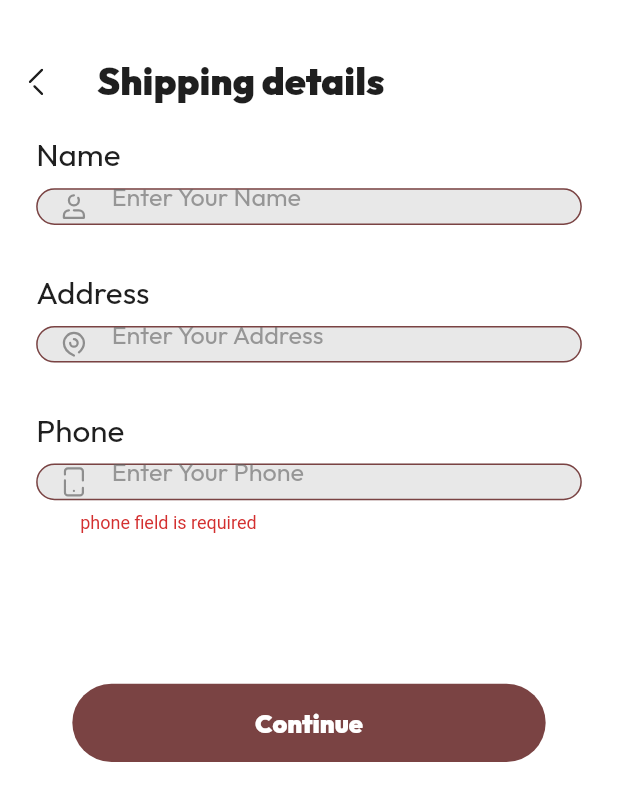
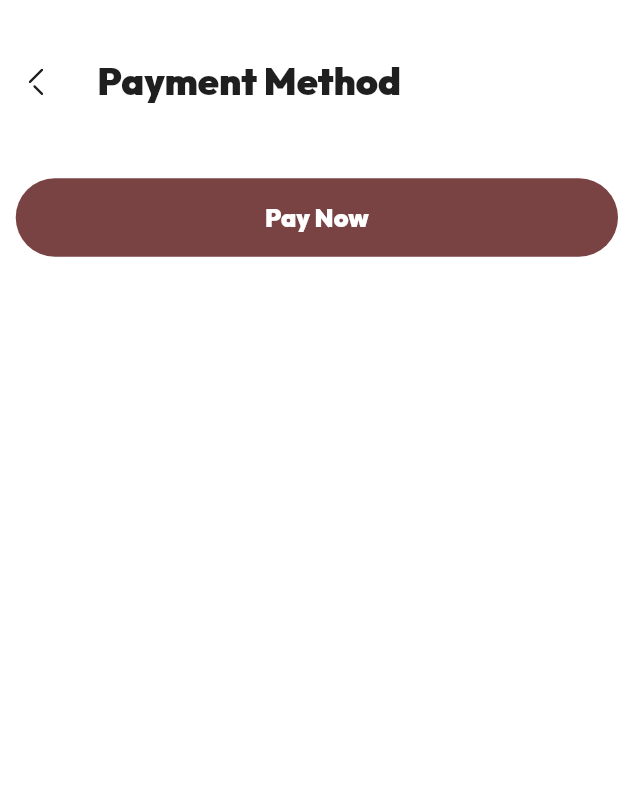
Before and after one commit to fatmaahmed751/Je-t-aime, a Flutter app: the screen it shows after launch, after a tap on "Continue", on a phone screen of 412 x 824 dp. Shown: the top 801 px of the screen. Run offline on Flutter 3.47's test engine with Material 3 defaults, Android fonts, the phone set to English and light mode, and no system bars; our stand-ins replace dartz, equatable, flutter_screenutil, flutter_svg, fluttertoast, gap and 9 more; missing offline and left inert: ansicolor, smart_auth; statements that could not run were skipped; project files that could hold a hidden picture were left out.

Commit message:
shipping_details

```diff
--- /dev/null
+++ b/lib/Modules/Payment/payment_controller.dart
@@ -0,0 +1,48 @@
+import 'package:flutter/cupertino.dart';
+import 'package:mvc_pattern/mvc_pattern.dart';
+
+
+
+class PaymentController extends ControllerMVC {
+// singleton
+  factory PaymentController() {
+    _this ??= PaymentController._();
+    return _this!;
+  }
+
+  static PaymentController? _this;
+
+  PaymentController._();
+
+  bool loading = false,autoValidate = false;
+
+  int selectedMethod = 0;
+
+  @override
+  void initState() {
+    super.initState();
+  }
+
+  void selectPaymentMethod(int method) {
+    if (selectedMethod == method) {
+      selectedMethod = 0; // Deselect if already selected
+    } else {
+      selectedMethod = method; // Select the chosen method
+    }
+    setState(() {}); // Trigger the UI to update
+  }
+
+  init() {
+
+  }
+
+  @override
+  void dispose() {
+    super.dispose();
+  }
+
+  void onPaymentSuccess(BuildContext ctx) async {
+
+  }
+
+}
--- /dev/null
+++ b/lib/Modules/Payment/payment_screen.dart
@@ -0,0 +1,65 @@
+import 'package:flutter/material.dart';
+import 'package:flutter_screenutil/flutter_screenutil.dart';
+import 'package:flutter_svg/svg.dart';
+import 'package:gap/gap.dart';
+import 'package:je_t_aime/Modules/Payment/payment_controller.dart';
+import 'package:je_t_aime/core/Language/locales.dart';
+import 'package:mvc_pattern/mvc_pattern.dart';
+import '../../Utilities/strings.dart';
+import '../../Widgets/custom_app_bar_widget.dart';
+import '../../Widgets/custom_button_widget.dart';
+import '../../Widgets/loading_screen.dart';
+import '../../generated/assets.dart';
+
+class PaymentScreen extends StatefulWidget {
+  static const routeName = "PaymentScreen";
+  const PaymentScreen({super.key});
+
+  @override
+  createState() => PaymentScreenState();
+}
+
+class PaymentScreenState extends StateMVC<PaymentScreen> {
+  PaymentScreenState() : super(PaymentController()) {
+    con = PaymentController();
+  }
+
+  late PaymentController con;
+  final GlobalKey<FormState> _formKey = GlobalKey();
+
+  @override
+  Widget build(BuildContext context) {
+    return Scaffold(
+      appBar: CustomAppBarWidget.detailsScreen(
+        title: Strings.paymentMethod.tr,
+        icon: "",
+      ),
+      body: LoadingScreen(
+        loading: con.loading,
+        child: Form(
+    key: _formKey,
+    autovalidateMode: con.autoValidate
+    ? AutovalidateMode.always
+        : AutovalidateMode.disabled,
+          child: SafeArea(
+            child: Padding(
+              padding: EdgeInsetsDirectional.only(top: 30.h, bottom: 30.h,start: 10.w),
+              // horizontal: 20.w, vertical: 30.h),
+              child: ListView(
+                children: [
+
+                  const Spacer(),
+                  CustomButtonWidget.primary(
+                      title: Strings.payNow.tr,
+                      onTap: () {
+                        con.onPaymentSuccess(context);
+                      }),
+                ],
+              ),
+            ),
+          ),
+        ),
+      ),
+    );
+  }
+}
--- a/lib/Modules/Shipping/shipping_screen.dart
+++ b/lib/Modules/Shipping/shipping_screen.dart
@@ -3,6 +3,7 @@ import 'package:flutter_screenutil/flutter_screenutil.dart';
 import 'package:flutter_svg/svg.dart';
 import 'package:gap/gap.dart';
 import 'package:go_router/go_router.dart';
+import 'package:je_t_aime/Modules/Payment/payment_screen.dart';
 import 'package:je_t_aime/Modules/Shipping/shipping_controller.dart';
 import 'package:je_t_aime/core/Language/locales.dart';
 import 'package:mvc_pattern/mvc_pattern.dart';
@@ -12,15 +13,20 @@ import '../../Utilities/theme_helper.dart';
 import '../../Utilities/validate.dart';
 import '../../Widgets/custom_app_bar_widget.dart';
 import '../../Widgets/custom_button_widget.dart';
+import '../../Widgets/custom_details_side_text.dart';
+import '../../Widgets/custom_home_details_text_widget.dart';
 import '../../Widgets/custom_side_text_widget.dart';
 import '../../Widgets/custom_textfield_widget.dart';
 import '../../Widgets/loading_screen.dart';
 import '../../generated/assets.dart';
+
 class ShippingScreen extends StatefulWidget {
   static const routeName = "ShippingScreen";
   // final double subtotal;
 
-   ShippingScreen({super.key,});
+  ShippingScreen({
+    super.key,
+  });
 
   @override
   _ShippingScreenState createState() => _ShippingScreenState();
@@ -37,21 +43,26 @@ class _ShippingScreenState extends StateMVC<ShippingScreen> {
   void initState() {
     super.initState();
   }
+
   @override
   void dispose() {
     // TODO: implement dispose
     con.reset();
     super.dispose();
+  }
 
-  }
   @override
   Widget build(BuildContext context) {
     return Scaffold(
-      appBar: CustomAppBarWidget.detailsScreen(
+   //   backgroundColor: Colors.yellow,
+      appBar: PreferredSize(
+        preferredSize: Size(double.infinity,90.h),
+       // padding: const EdgeInsets.all(8.0),
+        child: CustomAppBarWidget.detailsScreen(
           title: Strings.shippingDetails.tr,
           icon: "",
         ),
-
+      ),
       body: LoadingScreen(
         loading: con.loading,
         child: Form(
@@ -60,12 +71,10 @@ class _ShippingScreenState extends StateMVC<ShippingScreen> {
               ? AutovalidateMode.always
               : AutovalidateMode.disabled,
           child: SafeArea(
-            child: Column(
-              children: [
-                Expanded(
-                  child: Padding(
-                    padding: EdgeInsetsDirectional.symmetric(horizontal: 23.w),
+            child:  Padding(
+              padding: EdgeInsetsDirectional.only(start: 23.w,end: 23.w),
               child: ListView(
+               physics: const BouncingScrollPhysics(),
                 //crossAxisAlignment: CrossAxisAlignment.start,
                 children: [
                   CustomSideTextWidget(text: Strings.name.tr),
@@ -73,11 +82,15 @@ class _ShippingScreenState extends StateMVC<ShippingScreen> {
                   CustomTextFieldWidget(
                     hint: Strings.enterYourName.tr,
                     hintStyle: TextStyle(
-                              color: ThemeClass.of(context).secondaryBlackColor.withOpacity(0.6)),
-                          prefixIcon: SvgPicture.asset(Assets.imagesProfileIcon),
+                        color: ThemeClass.of(context)
+                            .secondaryBlackColor
+                            .withOpacity(0.6)),
+                    prefixIcon:
+                    SvgPicture.asset(Assets.imagesProfileIcon),
                     isDense: true,
                     insidePadding: EdgeInsets.symmetric(vertical: 10.h),
-                          backGroundColor: ThemeClass.of(context).secondary.withOpacity(1),
+                    backGroundColor:
+                    ThemeClass.of(context).secondary.withOpacity(1),
                     controller: con.nameController,
                     validator: (v) => Validate.validateNormalString(v),
                   ),
@@ -87,11 +100,14 @@ class _ShippingScreenState extends StateMVC<ShippingScreen> {
                   CustomTextFieldWidget(
                     hint: Strings.enterYourAddress.tr,
                     hintStyle: TextStyle(
-                              color: ThemeClass.of(context).secondaryBlackColor.withOpacity(0.6)),
+                        color: ThemeClass.of(context)
+                            .secondaryBlackColor
+                            .withOpacity(0.6)),
                     prefixIcon: SvgPicture.asset(Assets.imagesLocation),
                     isDense: true,
                     insidePadding: EdgeInsets.symmetric(vertical: 10.h),
-                          backGroundColor: ThemeClass.of(context).secondary.withOpacity(1),
+                    backGroundColor:
+                    ThemeClass.of(context).secondary.withOpacity(1),
                     controller: con.addressController,
                     validator: (v) => Validate.validateNormalString(v),
                   ),
@@ -102,110 +118,181 @@ class _ShippingScreenState extends StateMVC<ShippingScreen> {
                     textInputType: TextInputType.phone,
                     hint: Strings.enterYourPhone.tr,
                     hintStyle: TextStyle(
-                              color: ThemeClass.of(context).secondaryBlackColor.withOpacity(0.6)),
+                        color: ThemeClass.of(context)
+                            .secondaryBlackColor
+                            .withOpacity(0.6)),
                     prefixIcon: SvgPicture.asset(Assets.imagesPhone),
                     isDense: true,
                     insidePadding: EdgeInsets.symmetric(vertical: 10.h),
-                          backGroundColor: ThemeClass.of(context).secondary.withOpacity(1),
+                    backGroundColor:
+                    ThemeClass.of(context).secondary.withOpacity(1),
                     controller: con.phoneController,
                     validator: (v) => Validate.validatePhone(v),
                   ),
-
-
-
-
-
-
-
-                        Gap(12.h),
-
-                        Padding(
-                          padding: EdgeInsets.symmetric(horizontal: 23.w),
-                          child: Column(
+                  Gap(100.h),
+                  Container(
+                    width: 382.w,
+                    height: 56.h,
+                    decoration: BoxDecoration(
+                      borderRadius: BorderRadius.circular(30.r),
+                      color:
+                      ThemeClass.of(context).secondary.withOpacity(1),
+                    ),
+                    child: Padding(
+                      padding: EdgeInsetsDirectional.symmetric(horizontal:12.w),
+                      child: Row(
                         children: [
+                          SvgPicture.asset(Assets.imagesDiscountShape),
+                          Gap(10.w),
+                          Text(
+                            "115632",
+                            style: TextStyleHelper.of(context)
+                                .b_16
+                                .copyWith(
+                                color: ThemeClass.of(context)
+                                    .secondaryBlackColor),
+                          ),
+                          const Spacer(),
+                          CustomButtonWidget.primary(
+                              title: Strings.apply.tr,
+                              width: 68.w,
+                              height: 40.h)
+                        ],
+                      ),
+                    ),
+                  ),
+                  Gap(16.h),
                   Row(
-                                mainAxisAlignment: MainAxisAlignment.spaceBetween,
                     children: [
-                                  Text("",
-                                    //Strings.subtotal.tr,
-                                    style: TextStyleHelper.of(context).b_16.copyWith(fontWeight: FontWeight.w500,
-                                        color: ThemeClass.of(context).labelColor),
+                      CustomHomeDetailsTextWidget(
+                        text: "100 ${Strings.loyaltyPoints.tr}",
+                        style:TextStyleHelper.of(context).h_16.copyWith(
+                            color: ThemeClass.of(context).sideText
                         ),
-                                  // Gap(254.w),
-                                  Text(
-                                    " ${Strings.egp.tr}",
+                      ),
+                      const Spacer(),
+                      GestureDetector(
+                        onTap: () {
+                          con.usePointsAlert(context);
+                        },
+                        child: Text(
+                          Strings.usePoint.tr,
+                          // textAlign: TextAlign.left,
                           style: TextStyleHelper.of(context).h_16.copyWith(
-                                      fontWeight: FontWeight.w500,
+                              color: ThemeClass.of(context).primaryColor),
                         ),
                       ),
                     ],
                   ),
                   Gap(16.h),
-                              // Row(
-                              //   mainAxisAlignment: MainAxisAlignment.spaceBetween,
-                              //   children: [
-                              //     Text(
-                              //       Strings.shipping.tr,
-                              //       style: TextStyleHelper.of(context).b_16.copyWith(fontWeight: FontWeight.w500,
-                              //           color: ThemeClass.of(context).gray),
-                              //     ),
-                              //     // Gap(254.w),
-                              //     Text(
-                              //       "${con.selectedArea?.shippingFees??'0'} ${Strings.egp.tr}",
-                              //       style: TextStyleHelper.of(context).h_16.copyWith(
-                              //         fontWeight: FontWeight.w500,
-                              //       ),
-                              //     ),
-                              //   ],
-                              // ),
-                              // Gap(16.h),
-                              // Container(
-                              //   width: 382.w,
-                              //   height: 1,
-                              //   decoration: BoxDecoration(color:ThemeClass.of(context).borderColor),
-                              // ),
-                              // Gap(16.h),
-                              // Row(
-                              //   mainAxisAlignment: MainAxisAlignment.spaceBetween,
-                              //   children: [
-                              //     Text(
-                              //       Strings.total.tr,
-                              //       style: TextStyleHelper.of(context).b_16.copyWith(fontWeight: FontWeight.w500,
-                              //           color: ThemeClass.of(context).gray),
-                              //     ),
-                              //     // Gap(278.w),
-                              //     Text(
-                              //       "${widget.subtotal+(con.selectedArea?.shippingFees ?? 0)} ${Strings.egp.tr}",
-                              //       style: TextStyleHelper.of(context).h_16.copyWith(
-                              //         fontWeight: FontWeight.w500,
-                              //       ),
-                              //     ),
-                              //   ],
-                              // ),
+                  Container(
+                    height: 152.h,
+                    padding: EdgeInsetsDirectional.symmetric(horizontal: 24.w),
+                    decoration: BoxDecoration(
+                      color: ThemeClass.of(context).background,
+                      borderRadius: BorderRadius.circular(30.r),
+                      border: Border.all(
+                        color: ThemeClass.of(context).secondaryBlackColor.withOpacity(0.15),
+                      ),
+                      boxShadow: [
+                        BoxShadow(
+                            color: ThemeClass.of(context).secondaryBlackColor.withOpacity(0.15),
+                            blurRadius: 1,
+                            spreadRadius: 0.5
+                        ),
+                      ],
+                    ),
+                    child: Padding(
+                      padding: EdgeInsetsDirectional.only(top: 15.h),
+                      child:
+                      Column(crossAxisAlignment: CrossAxisAlignment.start,
+                        children: [
+                          Row(
+                            children: [
+                              Text(Strings.subTotal.tr,
+                                style: TextStyleHelper.of(context)
+                                    .b_16
+                                    .copyWith(color:  ThemeClass.of(context)
+                                    .secondaryBlackColor
+                                ),),
+                              const Spacer(),
+                              Text(
+                                "200 ${Strings.jod.tr}",
+                                style: TextStyleHelper.of(context)
+                                    .h_16
+                                    .copyWith(color: ThemeClass.of(context).mainBlack),
+                              ),
+                            ],
+                          ),
+                          Gap(16.h),
+                          Row(
+                            children: [
+                              Text(
+                                Strings.shippingCost.tr,
+                                style: TextStyleHelper.of(context)
+                                    .b_16
+                                    .copyWith(color: ThemeClass.of(context)
+                                    .secondaryBlackColor
+                                ),),
+                              const Spacer(),
+                              Text(
+                                "20 ${Strings.jod.tr}",
+                                style:TextStyleHelper.of(context)
+                                    .h_16
+                                    .copyWith(color: ThemeClass.of(context).mainBlack),
+                              ),
+                            ],
+                          ),
+                          Gap(8.h),
+                          Divider(
+                              thickness: 0.5,
+                              color:ThemeClass.of(context)
+                                  .secondaryBlackColor
+                                  .withOpacity(0.6)) ,
+                          Gap(5.h),
+                          Row(children: [
+                            Text(
+                              Strings.total.tr,
+                              style: TextStyleHelper.of(context)
+                                  .b_16
+                                  .copyWith(color: ThemeClass.of(context)
+                                  .secondaryBlackColor
+                              ),),
+
+                            const Spacer(),
+                            Text(
+                              "220 ${Strings.jod.tr} ",
+
+                              style: TextStyleHelper.of(context)
+                                  .b_16
+                                  .copyWith(color: ThemeClass.of(context)
+                                  .secondaryBlackColor, decoration: TextDecoration.lineThrough,
+                              ),),
+                            Gap(2.w),
+                            Text(
+                              "222 ${Strings.jod.tr}",
+                              style: TextStyleHelper.of(context)
+                                  .h_16
+                                  .copyWith(color: ThemeClass.of(context).mainBlack),
+                            ),
+                          ]),
                         ],
                       ),
                     ),
-                        Gap(30.h),
-                        Padding(
-                          padding: EdgeInsets.symmetric(horizontal: 23.w, vertical: 24.h),
-                          child: InkWell(
-                            onTap: (){
-                              if (_formKey.currentState!.validate()) {
-
-
-                              } else {
-                                setState(() {
-                                  con.autoValidate = true;
-                                });
-                              }
+                  ),
+                  Gap(20.h),
+                  InkWell(
+                    onTap: () {
+                      context.pushNamed(PaymentScreen.routeName);
+                      // if (_formKey.currentState!.validate()) {
+                      // } else {
+                      //   setState(() {
+                      //     con.autoValidate = true;
+                      //   });
+                      // }
                     },
-                            child:  CustomButtonWidget.primary(
-                              title: Strings.continu.tr??'',
-                            ),
-                          ),
-                        ),
-                      ],
-                    ),
+                    child: CustomButtonWidget.primary(
+                      title: Strings.continu.tr ?? '',
                     ),
                   ),
 
@@ -214,6 +301,8 @@ class _ShippingScreenState extends StateMVC<ShippingScreen> {
             ),
       ),
     ),
+    ),
+  //  ),
     );
   }
 }
--- a/lib/Utilities/router_config.dart
+++ b/lib/Utilities/router_config.dart
@@ -5,6 +5,7 @@ import 'package:je_t_aime/Modules/ChangePassword/change_password_screen.dart';
 import 'package:je_t_aime/Modules/Favorite/favorite_screen.dart';
 import 'package:je_t_aime/Modules/Notifications/notifications_screen.dart';
 import 'package:je_t_aime/Modules/Orders/orders_screen.dart';
+import 'package:je_t_aime/Modules/Payment/payment_screen.dart';
 import 'package:je_t_aime/Modules/Register/register_screen.dart';
 import 'package:je_t_aime/Modules/Support/support_screen.dart';
 import '../Modules/Cart/cart_screen.dart';
@@ -91,6 +92,17 @@ class GoRouterConfig{
           return getCustomTransitionPage(
             state: state,
             child:  ShippingScreen(),
+          );
+        },
+        routes: const <RouteBase>[],
+      ),
+      GoRoute(
+        name: PaymentScreen.routeName,
+        path: "/${PaymentScreen.routeName}",
+        pageBuilder: (_, GoRouterState state) {
+          return getCustomTransitionPage(
+            state: state,
+            child:  const PaymentScreen(),
           );
         },
         routes: const <RouteBase>[],
@@ -190,7 +202,7 @@ class GoRouterConfig{
           //final String email = state.extra as String;
           return getCustomTransitionPage(
             state: state,
-            child:  VerificationOtpScreen(
+            child:  const VerificationOtpScreen(
             //    email:email
             ),
           );
@@ -227,7 +239,7 @@ class GoRouterConfig{
         //  final args = state.extra as Map<String, String?>;
           return getCustomTransitionPage(
             state: state,
-            child: ResetPasswordScreen(
+            child: const ResetPasswordScreen(
               //email: args['email'] ?? '', // Handle null case by providing a default value
              // code: args['code'] ?? '',   // Handle null case
             ),
```
Also changed, not shown: i18n/en.json (+20 -1 lines), lib/Modules/Shipping/shipping_controller.dart (+14 -2 lines), lib/Modules/Shipping/widget/use_point_widget.dart (added, +94 -0 lines), lib/Utilities/strings.dart (+18 -1 lines), lib/Widgets/custom_app_bar_widget.dart (+7 -4 lines), assets/images/discountShape.svg (added), lib/generated/assets.dart. Lines whose indentation alone changed are shown as unchanged.
